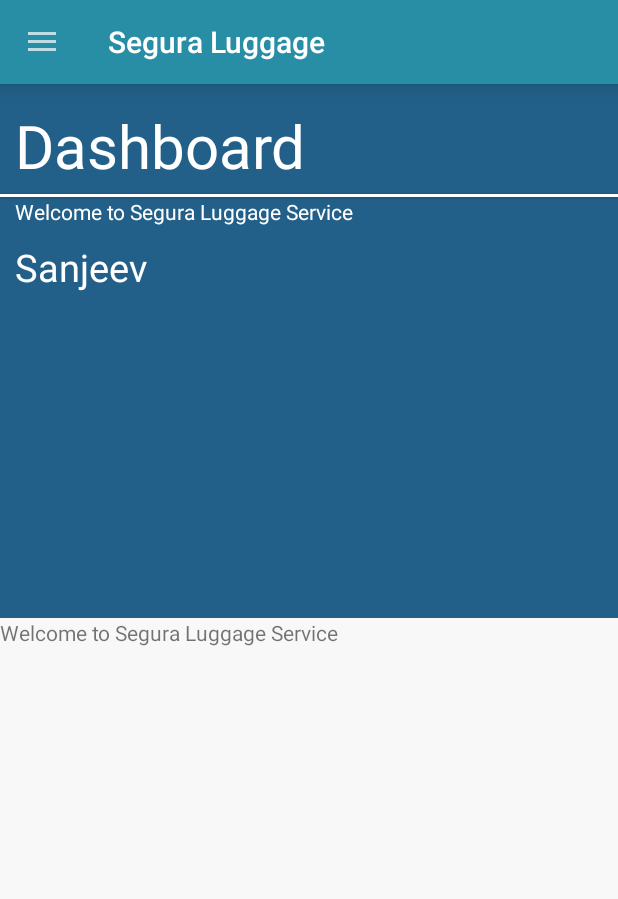
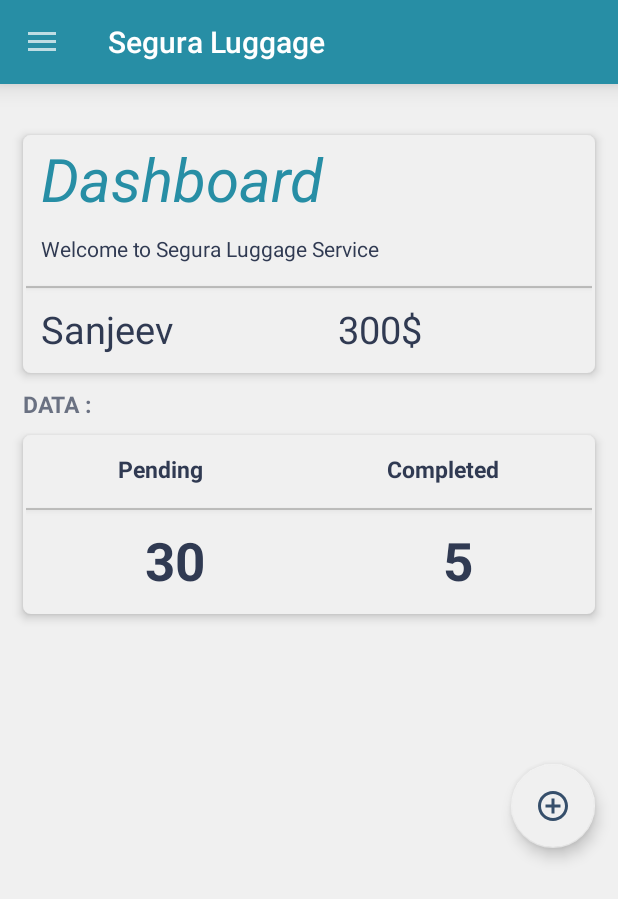
Before and after one commit to therealsanjeev/segura, an Android app: the screen it shows after launch (MainActivity), on a phone screen of 412 x 824 dp. Shown: the top 899 px of the screen. Run offline under Robolectric (Android 15) with nearby library versions, the phone set to English and light mode, and no system bars.

Commit message:
layoutUpdate

```diff
--- a/app/build.gradle
+++ b/app/build.gradle
@@ -1,4 +1,5 @@
 apply plugin: 'com.android.application'
+apply plugin: 'com.google.gms.google-services'
 
 android {
     compileSdkVersion 29
@@ -28,6 +29,8 @@ dependencies {
 
     implementation 'androidx.appcompat:appcompat:1.0.0'
     implementation 'androidx.constraintlayout:constraintlayout:1.1.3'
+    implementation 'com.google.firebase:firebase-auth:19.3.0'
+    implementation 'com.google.firebase:firebase-database:19.2.1'
     testImplementation 'junit:junit:4.12'
     androidTestImplementation 'androidx.test.ext:junit:1.1.1'
     androidTestImplementation 'androidx.test.espresso:espresso-core:3.1.0'
--- a/app/src/main/AndroidManifest.xml
+++ b/app/src/main/AndroidManifest.xml
@@ -9,6 +9,7 @@
         android:roundIcon="@mipmap/ic_launcher_round"
         android:supportsRtl="true"
         android:theme="@style/AppTheme">
+        <activity android:name=".addCustomer"></activity>
         <activity android:name=".MainActivity">
             <intent-filter>
                 <action android:name="android.intent.action.MAIN" />
--- a/app/src/main/java/com/thesegura/co/seguraluggage/MainActivity.java
+++ b/app/src/main/java/com/thesegura/co/seguraluggage/MainActivity.java
@@ -10,7 +10,9 @@ import android.content.Intent;
 import android.os.Bundle;
 import android.view.MenuItem;
 import android.view.View;
+import android.widget.Toast;
 
+import com.google.android.material.floatingactionbutton.FloatingActionButton;
 import com.google.android.material.navigation.NavigationView;
 
 public class MainActivity extends AppCompatActivity {
@@ -41,6 +43,15 @@ public class MainActivity extends AppCompatActivity {
                 return false;
             }
         });
+        FloatingActionButton fab_btn=findViewById(R.id.fab_btn);
+        fab_btn.setOnClickListener(new View.OnClickListener() {
+            @Override
+            public void onClick(View v) {
+                Toast.makeText(MainActivity.this,"ADD YOUR CUSTOMER",Toast.LENGTH_SHORT).show();
+                Intent i = new Intent(MainActivity.this,addCustomer.class);
+                startActivity(i);
+            }
+        });
     }
 
     private void UserMenu(MenuItem menuItem) {
--- /dev/null
+++ b/app/src/main/java/com/thesegura/co/seguraluggage/addCustomer.java
@@ -0,0 +1,14 @@
+package com.thesegura.co.seguraluggage;
+
+import androidx.appcompat.app.AppCompatActivity;
+
+import android.os.Bundle;
+
+public class addCustomer extends AppCompatActivity {
+
+    @Override
+    protected void onCreate(Bundle savedInstanceState) {
+        super.onCreate(savedInstanceState);
+        setContentView(R.layout.activity_add_customer);
+    }
+}
--- /dev/null
+++ b/app/src/main/res/drawable/ic_add_circle_outline_black_24dp.xml
@@ -0,0 +1,5 @@
+<vector android:height="24dp" android:tint="#364F6B"
+    android:viewportHeight="24.0" android:viewportWidth="24.0"
+    android:width="24dp" xmlns:android="http://schemas.android.com/apk/res/android">
+    <path android:fillColor="#FF000000" android:pathData="M13,7h-2v4L7,11v2h4v4h2v-4h4v-2h-4L13,7zM12,2C6.48,2 2,6.48 2,12s4.48,10 10,10 10,-4.48 10,-10S17.52,2 12,2zM12,20c-4.41,0 -8,-3.59 -8,-8s3.59,-8 8,-8 8,3.59 8,8 -3.59,8 -8,8z"/>
+</vector>
--- /dev/null
+++ b/app/src/main/res/drawable/rectangular_back.xml
@@ -0,0 +1,10 @@
+<?xml version="1.0" encoding="UTF-8"?>
+<shape xmlns:android="http://schemas.android.com/apk/res/android" android:id="@+id/listview_background_shape">
+
+    <padding android:left="2dp"
+        android:top="2dp"
+        android:right="2dp"
+        android:bottom="2dp" />
+    <corners android:radius="5dp" />
+    <solid android:color="@color/back"/>
+</shape>
--- /dev/null
+++ b/app/src/main/res/layout/activity_add_customer.xml
@@ -0,0 +1,9 @@
+<?xml version="1.0" encoding="utf-8"?>
+<androidx.constraintlayout.widget.ConstraintLayout xmlns:android="http://schemas.android.com/apk/res/android"
+    xmlns:app="http://schemas.android.com/apk/res-auto"
+    xmlns:tools="http://schemas.android.com/tools"
+    android:layout_width="match_parent"
+    android:layout_height="match_parent"
+    tools:context=".addCustomer">
+
+</androidx.constraintlayout.widget.ConstraintLayout>
--- a/app/src/main/res/layout/activity_main.xml
+++ b/app/src/main/res/layout/activity_main.xml
@@ -10,6 +10,7 @@
 
     <include layout="@layout/main_contents"/>
 
+
     <RelativeLayout
         android:layout_width="match_parent"
         android:layout_height="match_parent">
@@ -17,10 +18,12 @@
         <androidx.appcompat.widget.Toolbar
             android:elevation="10dp"
             android:id="@+id/toolbar"
+            android:fitsSystemWindows="true"
             android:theme="@style/ThemeOverlay.AppCompat.Dark"
             android:background="@color/colorPrimary"
             android:layout_width="match_parent"
             android:layout_height="?actionBarSize"/>
+
     </RelativeLayout>
 
 
--- a/app/src/main/res/layout/main_contents.xml
+++ b/app/src/main/res/layout/main_contents.xml
@@ -1,51 +1,157 @@
 <?xml version="1.0" encoding="utf-8"?>
 <LinearLayout xmlns:android="http://schemas.android.com/apk/res/android"
     android:layout_width="match_parent"
+    xmlns:app="http://schemas.android.com/apk/res-auto"
     android:orientation="vertical"
-    android:layout_height="wrap_content">
+    android:layout_height="match_parent">
+    <TextView
+        android:background="@color/back"
+        android:layout_width="match_parent"
+        android:layout_height="80dp"/>
     <LinearLayout
-        android:layout_weight="1"
+        android:elevation="4dp"
+        android:layout_marginTop="10dp"
+        android:layout_marginLeft="15dp"
+        android:layout_marginRight="15dp"
         android:orientation="vertical"
-        android:background="@color/colorAccent"
+        android:background="@drawable/rectangular_back"
         android:layout_width="match_parent"
-        android:layout_height="match_parent">
+        android:layout_height="wrap_content">
         <TextView
             android:layout_marginLeft="10dp"
-            android:layout_marginTop="70dp"
             android:textSize="40sp"
             android:text="Dashboard"
+            android:textStyle="italic"
             android:layout_width="wrap_content"
             android:layout_height="wrap_content"
-            android:textColor="@color/white"/>
+            android:textColor="@color/colorPrimary"/>
 
+
+        <TextView
+            android:layout_margin="10dp"
+            android:textColor="@color/textColor"
+            android:text="Welcome to Segura Luggage Service"
+            android:layout_width="wrap_content"
+            android:layout_height="wrap_content"/>
         <Button
             android:layout_marginTop="5dp"
             android:layout_width="match_parent"
-            android:layout_height="2dp"
-            android:background="@color/white" />
-        <TextView
-            android:layout_marginLeft="10dp"
-            android:textColor="@color/white"
-            android:text="Welcome to Segura Luggage Service"
-            android:layout_width="wrap_content"
-            android:layout_height="wrap_content"/>
-        <TextView
-            android:textColor="@color/white"
-            android:layout_margin="10dp"
-            android:textSize="25sp"
-            android:text="Sanjeev"
-            android:layout_width="wrap_content"
-            android:layout_height="wrap_content"/>
+            android:layout_height="1dp"
+            android:background="@color/line" />
+
+        <LinearLayout
+            android:layout_gravity="center_vertical"
+            android:orientation="horizontal"
+            android:layout_width="match_parent"
+            android:layout_height="match_parent">
+            <TextView
+                android:textColor="@color/textColor"
+                android:layout_margin="10dp"
+                android:textSize="25sp"
+                android:text="Sanjeev"
+                android:layout_width="wrap_content"
+                android:layout_height="wrap_content"/>
+            <TextView
+                android:layout_marginLeft="100dp"
+                android:layout_gravity="center_vertical"
+                android:textSize="25sp"
+                android:textColor="@color/textColor"
+                android:text="300$"
+                android:layout_width="wrap_content"
+                android:layout_height="wrap_content"/>
+        </LinearLayout>
 
     </LinearLayout>
+    <TextView
+        android:textStyle="bold"
+        android:layout_marginLeft="15dp"
+        android:layout_marginTop="10dp"
+        android:layout_marginBottom="10dp"
+        android:textSize="15sp"
+        android:text="DATA :"
+        android:textColor="@color/textColorlight"
+        android:layout_width="wrap_content"
+        android:layout_height="wrap_content"/>
     <LinearLayout
+        android:elevation="4dp"
+        android:background="@drawable/rectangular_back"
+        android:layout_marginLeft="15dp"
+        android:layout_marginRight="15dp"
         android:orientation="vertical"
-        android:layout_weight="1"
         android:layout_width="match_parent"
-        android:layout_height="match_parent">
-        <TextView
-            android:text="Welcome to Segura Luggage Service"
-            android:layout_width="wrap_content"
-            android:layout_height="wrap_content"/>
+        android:layout_height="wrap_content">
+        <LinearLayout
+            android:orientation="horizontal"
+            android:layout_width="match_parent"
+            android:layout_height="match_parent">
+            <TextView
+                android:textColor="@color/textColor"
+                android:layout_marginTop="10dp"
+                android:layout_marginBottom="10dp"
+                android:textSize="15sp"
+                android:textStyle="bold"
+                android:text="Pending"
+                android:gravity="center"
+                android:layout_weight="1"
+                android:layout_width="wrap_content"
+                android:layout_height="wrap_content"/>
+            <TextView
+                android:textColor="@color/textColor"
+                android:gravity="center"
+                android:layout_marginBottom="10dp"
+                android:layout_marginTop="10dp"
+                android:textSize="15sp"
+                android:textStyle="bold"
+                android:text="Completed"
+                android:layout_weight="1"
+                android:layout_width="wrap_content"
+                android:layout_height="wrap_content"/>
+
+        </LinearLayout>
+        <Button
+            android:layout_marginTop="5dp"
+            android:layout_width="match_parent"
+            android:layout_height="1dp"
+            android:background="@color/line" />
+        <LinearLayout
+            android:orientation="horizontal"
+            android:layout_width="match_parent"
+            android:layout_height="match_parent">
+            <TextView
+                android:textColor="@color/textColor"
+                android:layout_marginTop="10dp"
+                android:layout_marginBottom="10dp"
+                android:textSize="35sp"
+                android:textStyle="bold"
+                android:text="30"
+                android:gravity="center"
+                android:layout_weight="1"
+                android:layout_width="wrap_content"
+                android:layout_height="wrap_content"/>
+            <TextView
+                android:textColor="@color/textColor"
+                android:gravity="center"
+                android:layout_marginBottom="10dp"
+                android:layout_marginTop="10dp"
+                android:textSize="35sp"
+                android:textStyle="bold"
+                android:text="5"
+                android:layout_weight="1"
+                android:layout_width="wrap_content"
+                android:layout_height="wrap_content"/>
+
+        </LinearLayout>
+
     </LinearLayout>
+    <com.google.android.material.floatingactionbutton.FloatingActionButton
+        android:elevation="6dp"
+        android:id="@+id/fab_btn"
+        android:layout_marginTop="100dp"
+        android:layout_marginRight="15sp"
+        android:layout_gravity="end|bottom"
+        android:layout_width="wrap_content"
+        android:src="@drawable/ic_add_circle_outline_black_24dp"
+        android:layout_height="wrap_content"
+        app:fabSize="normal"
+        app:backgroundTint="@color/back"/>
 </LinearLayout>
--- a/app/src/main/res/values/colors.xml
+++ b/app/src/main/res/values/colors.xml
@@ -4,6 +4,9 @@
     <color name="colorPrimaryDark">#1f4287</color>
     <color name="colorAccent">#226089</color>
     <color name="white">#ffffff</color>
-    <color name="back">#f8f8f9</color>
+    <color name="back">#f0f0f0</color>
+    <color name="textColor">#303a52</color>
+    <color name="textColorlight">#B3303A52</color>
+    <color name="line">#555D5D5A</color>
 
 </resources>
--- a/app/src/main/res/values/styles.xml
+++ b/app/src/main/res/values/styles.xml
@@ -6,6 +6,7 @@
         <item name="colorPrimary">@color/colorPrimary</item>
         <item name="colorPrimaryDark">@color/colorPrimaryDark</item>
         <item name="colorAccent">@color/colorAccent</item>
+
     </style>
 
 </resources>
--- a/build.gradle
+++ b/build.gradle
@@ -9,6 +9,7 @@ buildscript {
     }
     dependencies {
         classpath 'com.android.tools.build:gradle:3.6.2'
+        classpath 'com.google.gms:google-services:4.3.3'
 
 
         // NOTE: Do not place your application dependencies here; they belong
```
Also changed, not shown: 1 other file.
